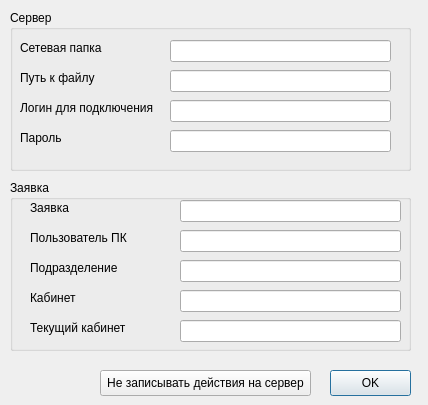
This is design_ui/DataServer.ui in BagaJimbildan/LAS_SibSIU as Qt 5 draws it before an edit. The edited form follows.
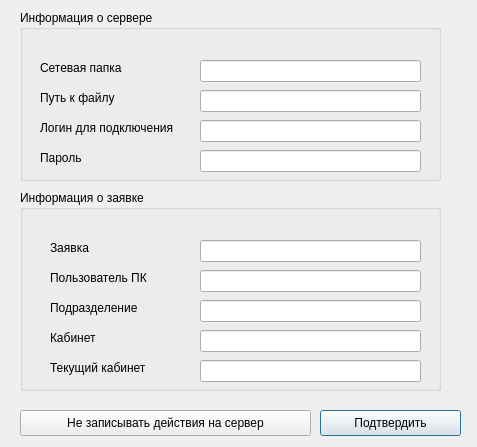
This is the edited form.

The edit to the form file:
```diff
--- a/design_ui/DataServer.ui
+++ b/design_ui/DataServer.ui
@@ -6,8 +6,8 @@
    <rect>
     <x>0</x>
     <y>0</y>
-    <width>428</width>
-    <height>405</height>
+    <width>477</width>
+    <height>447</height>
    </rect>
   </property>
   <property name="windowTitle">
@@ -16,20 +16,20 @@
   <widget class="QGroupBox" name="groupBox">
    <property name="geometry">
     <rect>
-     <x>10</x>
+     <x>20</x>
      <y>10</y>
-     <width>401</width>
-     <height>161</height>
+     <width>421</width>
+     <height>171</height>
     </rect>
    </property>
    <property name="title">
-    <string>Сервер</string>
+    <string>Информация о сервере</string>
    </property>
    <widget class="QLineEdit" name="tb_server">
     <property name="geometry">
      <rect>
-      <x>160</x>
-      <y>30</y>
+      <x>180</x>
+      <y>50</y>
       <width>221</width>
       <height>22</height>
      </rect>
@@ -38,8 +38,8 @@
    <widget class="QLabel" name="label_2">
     <property name="geometry">
      <rect>
-      <x>10</x>
-      <y>90</y>
+      <x>20</x>
+      <y>110</y>
       <width>141</width>
       <height>16</height>
      </rect>
@@ -51,8 +51,8 @@
    <widget class="QLabel" name="label">
     <property name="geometry">
      <rect>
-      <x>10</x>
-      <y>30</y>
+      <x>20</x>
+      <y>50</y>
       <width>101</width>
       <height>16</height>
      </rect>
@@ -64,8 +64,8 @@
    <widget class="QLineEdit" name="tb_username">
     <property name="geometry">
      <rect>
-      <x>160</x>
-      <y>90</y>
+      <x>180</x>
+      <y>110</y>
       <width>221</width>
       <height>22</height>
      </rect>
@@ -74,8 +74,8 @@
    <widget class="QLabel" name="label_8">
     <property name="geometry">
      <rect>
-      <x>10</x>
-      <y>120</y>
+      <x>20</x>
+      <y>140</y>
       <width>141</width>
       <height>16</height>
      </rect>
@@ -87,8 +87,8 @@
    <widget class="QLineEdit" name="tb_pass">
     <property name="geometry">
      <rect>
-      <x>160</x>
-      <y>120</y>
+      <x>180</x>
+      <y>140</y>
       <width>221</width>
       <height>22</height>
      </rect>
@@ -100,8 +100,8 @@
    <widget class="QLabel" name="label_9">
     <property name="geometry">
      <rect>
-      <x>10</x>
-      <y>60</y>
+      <x>20</x>
+      <y>80</y>
       <width>141</width>
       <height>16</height>
      </rect>
@@ -113,8 +113,8 @@
    <widget class="QLineEdit" name="tb_file_server">
     <property name="geometry">
      <rect>
-      <x>160</x>
-      <y>60</y>
+      <x>180</x>
+      <y>80</y>
       <width>221</width>
       <height>22</height>
      </rect>
@@ -124,46 +124,52 @@
   <widget class="QPushButton" name="btn_ok">
    <property name="geometry">
     <rect>
-     <x>330</x>
-     <y>370</y>
-     <width>81</width>
+     <x>320</x>
+     <y>410</y>
+     <width>141</width>
      <height>26</height>
     </rect>
    </property>
    <property name="text">
-    <string>OK</string>
+    <string>Подтвердить</string>
+   </property>
+   <property name="default">
+    <bool>true</bool>
    </property>
   </widget>
   <widget class="QPushButton" name="btn_cancel">
    <property name="geometry">
     <rect>
-     <x>100</x>
-     <y>370</y>
-     <width>211</width>
+     <x>20</x>
+     <y>410</y>
+     <width>291</width>
      <height>26</height>
     </rect>
    </property>
    <property name="text">
     <string>Не записывать действия на сервер</string>
    </property>
+   <property name="default">
+    <bool>false</bool>
+   </property>
   </widget>
   <widget class="QGroupBox" name="groupBox_2">
    <property name="geometry">
     <rect>
-     <x>10</x>
-     <y>180</y>
-     <width>401</width>
-     <height>171</height>
+     <x>20</x>
+     <y>190</y>
+     <width>421</width>
+     <height>201</height>
     </rect>
    </property>
    <property name="title">
-    <string>Заявка</string>
+    <string>Информация о заявке</string>
    </property>
    <widget class="QLineEdit" name="tb_ticket">
     <property name="geometry">
      <rect>
-      <x>170</x>
-      <y>20</y>
+      <x>180</x>
+      <y>50</y>
       <width>221</width>
       <height>22</height>
      </rect>
@@ -172,8 +178,8 @@
    <widget class="QLabel" name="label_4">
     <property name="geometry">
      <rect>
-      <x>20</x>
-      <y>20</y>
+      <x>30</x>
+      <y>50</y>
       <width>101</width>
       <height>16</height>
      </rect>
@@ -185,8 +191,8 @@
    <widget class="QLineEdit" name="tb_owner">
     <property name="geometry">
      <rect>
-      <x>170</x>
-      <y>50</y>
+      <x>180</x>
+      <y>80</y>
       <width>221</width>
       <height>22</height>
      </rect>
@@ -195,8 +201,8 @@
    <widget class="QLabel" name="label_3">
     <property name="geometry">
      <rect>
-      <x>20</x>
-      <y>50</y>
+      <x>30</x>
+      <y>80</y>
       <width>141</width>
       <height>16</height>
      </rect>
@@ -208,8 +214,8 @@
    <widget class="QLineEdit" name="tb_room">
     <property name="geometry">
      <rect>
-      <x>170</x>
-      <y>110</y>
+      <x>180</x>
+      <y>140</y>
       <width>221</width>
       <height>22</height>
      </rect>
@@ -218,8 +224,8 @@
    <widget class="QLabel" name="label_5">
     <property name="geometry">
      <rect>
-      <x>20</x>
-      <y>80</y>
+      <x>30</x>
+      <y>110</y>
       <width>141</width>
       <height>16</height>
      </rect>
@@ -231,8 +237,8 @@
    <widget class="QLabel" name="label_7">
     <property name="geometry">
      <rect>
-      <x>20</x>
-      <y>140</y>
+      <x>30</x>
+      <y>170</y>
       <width>141</width>
       <height>16</height>
      </rect>
@@ -244,8 +250,8 @@
    <widget class="QLineEdit" name="tb_current_room">
     <property name="geometry">
      <rect>
-      <x>170</x>
-      <y>140</y>
+      <x>180</x>
+      <y>170</y>
       <width>221</width>
       <height>22</height>
      </rect>
@@ -254,8 +260,8 @@
    <widget class="QLabel" name="label_6">
     <property name="geometry">
      <rect>
-      <x>20</x>
-      <y>110</y>
+      <x>30</x>
+      <y>140</y>
       <width>141</width>
       <height>16</height>
      </rect>
@@ -267,8 +273,8 @@
    <widget class="QLineEdit" name="tb_subdivision">
     <property name="geometry">
      <rect>
-      <x>170</x>
-      <y>80</y>
+      <x>180</x>
+      <y>110</y>
       <width>221</width>
       <height>22</height>
      </rect>
```
Left out of the diff: 13 changed lines with no effect on the pictures.
